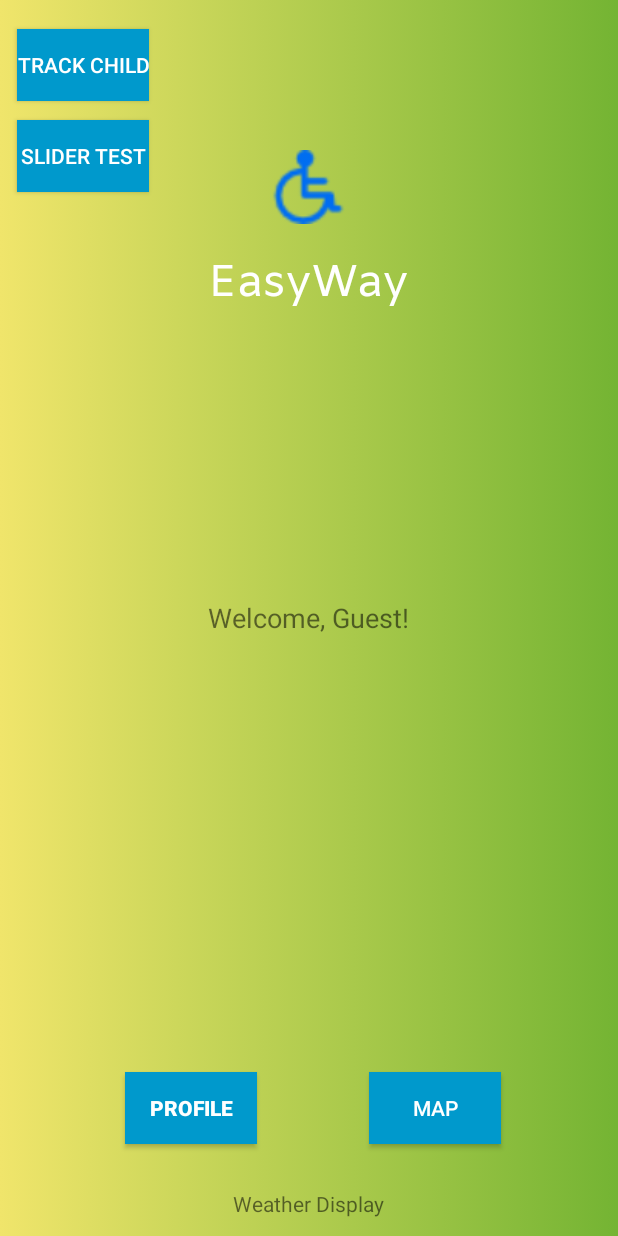
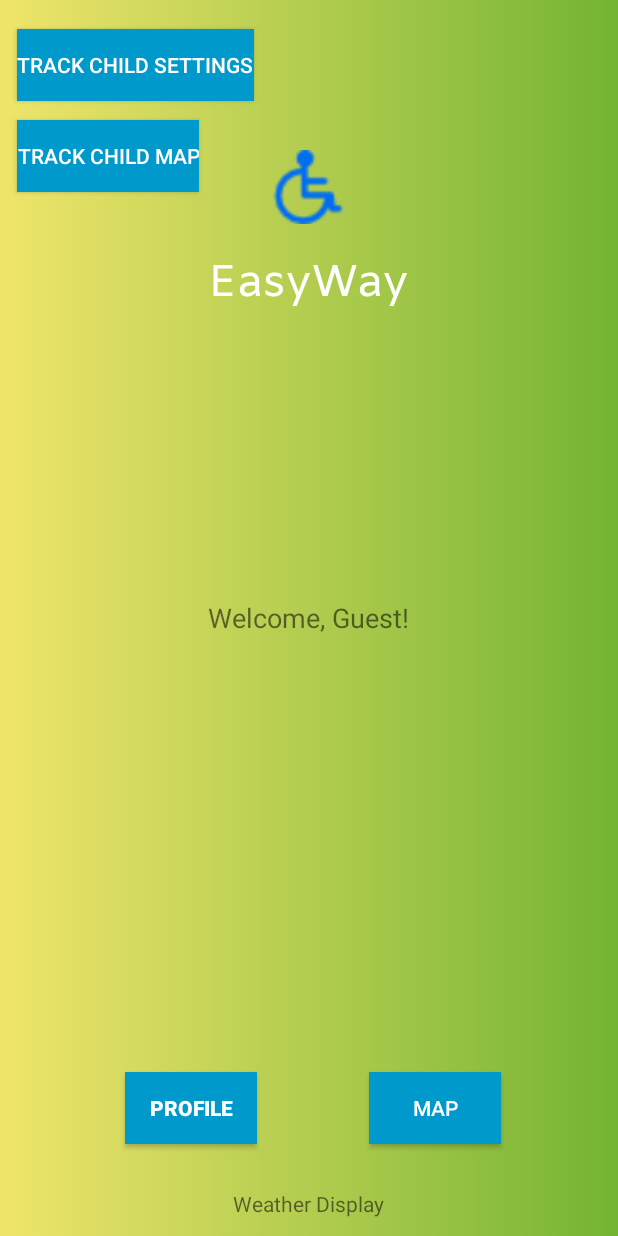
Before and after one commit to mik3ds/EZ-Way-Accessable-Journey-Planner, an Android app: the screen it shows after launch (MainActivity), on a phone screen of 412 x 824 dp. Run offline under Robolectric (Android 15) with nearby library versions, the phone set to English and light mode, and no system bars.

```diff
--- a/app/src/main/res/layout/activity_main.xml
+++ b/app/src/main/res/layout/activity_main.xml
@@ -16,7 +16,7 @@
         android:layout_marginStart="11dp"
         android:layout_marginTop="19dp"
         android:background="@android:color/holo_blue_dark"
-        android:text="Track Child"
+        android:text="Track Child Settings"
         android:textColor="@android:color/background_light"
         android:visibility="visible" />
 
@@ -88,7 +88,7 @@
         android:layout_alignStart="@+id/navbutton2"
         android:layout_alignTop="@+id/cardView1"
         android:background="@android:color/holo_blue_dark"
-        android:text="Slider TEst"
+        android:text="Track Child Map"
         android:textColor="@android:color/background_light"
         android:visibility="visible" />
 
```
